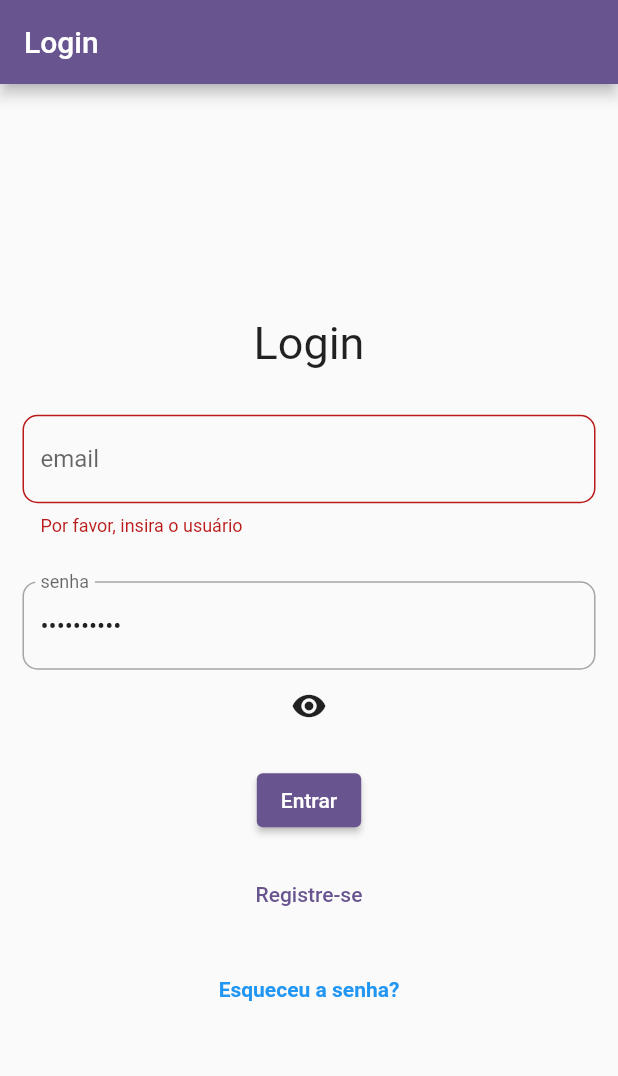
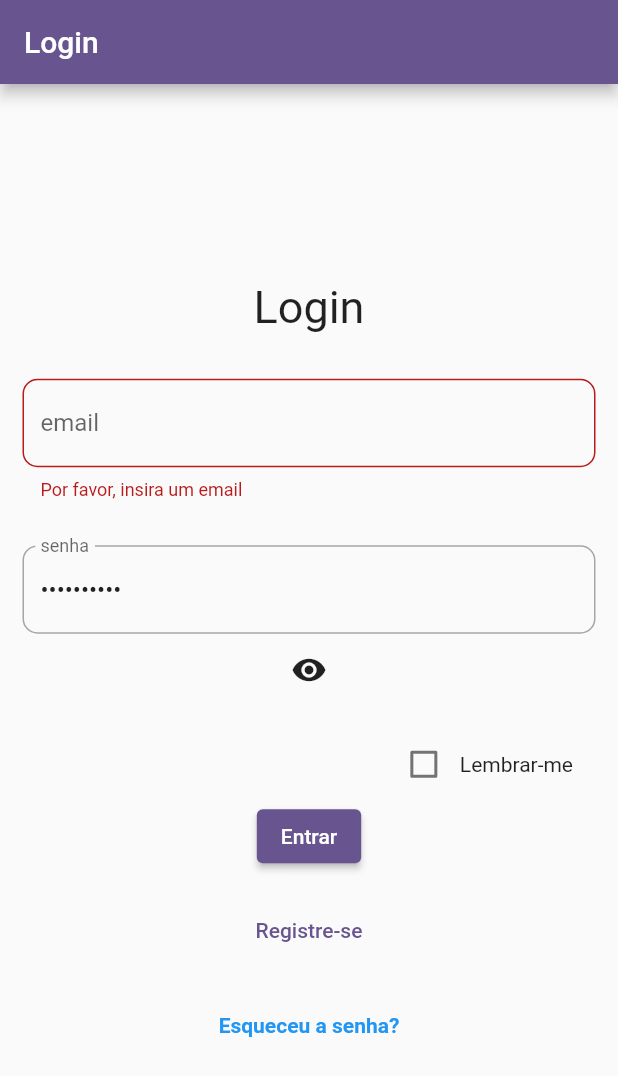
Before and after one commit to JorgeKloster/loginApp, a Flutter app: the screen it shows after launch, after a tap on "Entrar", on a phone screen of 412 x 824 dp. Shown: the top 1076 px of the screen. Run offline on Flutter 3.47's test engine with Material 3 defaults, Android fonts, the phone set to English and light mode, and no system bars; our stand-ins replace cloud_firestore, firebase_auth, firebase_core, shared_preferences; missing offline and left inert: dart:ffi; accounts and stored records are empty.

Commit message:
ajustes no login

```diff
--- a/lib/views/login.dart
+++ b/lib/views/login.dart
@@ -1,8 +1,12 @@
+import 'dart:ffi';
+
 import 'package:app_login/services/authentication_service.dart';
 import 'package:app_login/views/registration.dart';
 import 'package:app_login/widgets/snack_bar_widget.dart';
 import 'package:app_login/widgets/text_form_field_widget.dart';
 import 'package:flutter/material.dart';
+import 'package:flutter/widgets.dart';
+import 'package:shared_preferences/shared_preferences.dart';
 
 class Login extends StatefulWidget {
   const Login({super.key});
@@ -17,16 +21,42 @@ class _AppLoginState extends State<Login> {
   TextEditingController _passwordController = TextEditingController();
   AuthenticationService _authenticationService = AuthenticationService();
   bool _obscureText = true;
+  bool _rememberMe = false;
 
   @override
   void initState() {
     super.initState();
     _passwordController.text = 'minhasenha';
+    _loadLoginState();
   }
 
   void _togglePasswordVisibility() {
     setState(() {
       _obscureText = !_obscureText;
+    });
+  }
+
+  void _saveLoginState(String email, String password) async {
+    SharedPreferences prefs = await SharedPreferences.getInstance();
+    if (_rememberMe) {
+      await prefs.setString('email', email);
+      await prefs.setString('password', password);
+      await prefs.setBool('remember', _rememberMe);
+    } else {
+      await prefs.remove('email');
+      await prefs.remove('password');
+      await prefs.setBool('remember', false);
+    }
+  }
+
+  void _loadLoginState() async {
+    SharedPreferences prefs = await SharedPreferences.getInstance();
+    setState(() {
+      _rememberMe = prefs.getBool('remember') ?? false;
+      if (_rememberMe) {
+        _emailController.text = prefs.getString('email') ?? '';
+        _passwordController.text = prefs.getString('password') ?? '';
+      }
     });
   }
 
@@ -51,12 +81,12 @@ class _AppLoginState extends State<Login> {
                 Padding(
                   padding: EdgeInsets.all(15),
                   child: TextFormField(
-                      keyboardType: TextInputType.multiline,
-                      maxLines: 1,
-                      decoration: decoration("email"),
-                      controller: _emailController,
-                      validator: (value) =>
-                          requiredValidator(value, "o usuário")),
+                    keyboardType: TextInputType.emailAddress,
+                    maxLines: 1,
+                    decoration: decoration("email"),
+                    controller: _emailController,
+                    validator: (value) => requiredEmailValidator(value),
+                  ),
                 ),
                 Padding(
                     padding: EdgeInsets.all(15),
@@ -78,11 +108,29 @@ class _AppLoginState extends State<Login> {
                             ))
                       ],
                     )),
+                Padding(
+                  padding: EdgeInsets.only(right: 30),
+                  child: Row(
+                    mainAxisAlignment: MainAxisAlignment.end,
+                    children: [
+                      Checkbox(
+                        value: _rememberMe,
+                        onChanged: (value) {
+                          setState(() {
+                            _rememberMe = value ?? false;
+                          });
+                        },
+                      ),
+                      Text('Lembrar-me'),
+                    ],
+                  ),
+                ),
                 ElevatedButton(
                   onPressed: () {
                     if (_formKey.currentState!.validate()) {
                       String email = _emailController.text;
                       String password = _passwordController.text;
+                      _saveLoginState(email, password);
                       _authenticationService
                           .loginUser(email: email, password: password)
                           .then((erro) {
--- a/lib/views/registration.dart
+++ b/lib/views/registration.dart
@@ -52,8 +52,7 @@ class _AppLoginState extends State<Registration> {
                           maxLines: 1,
                           decoration: decoration("email"),
                           controller: _emailController,
-                          validator: (value) =>
-                              requiredValidator(value, "o email"),
+                          validator: (value) => requiredEmailValidator(value),
                         ),
                       ),
                       Padding(
--- a/lib/widgets/text_form_field_widget.dart
+++ b/lib/widgets/text_form_field_widget.dart
@@ -12,3 +12,17 @@ String? requiredValidator(String? value, String fieldName) {
   }
   return null;
 }
+
+String? requiredEmailValidator(String? value) {
+  if (value == null || value.isEmpty) {
+    return "Por favor, insira um email";
+  }
+  //validação de email
+  String pattern =
+      r'^[a-zA-Z0-9.!#$%&’*+/=?^_`{|}~-]+@[a-zA-Z0-9-]+(?:\.[a-zA-Z0-9-]+)*$';
+  RegExp regex = RegExp(pattern);
+  if (!regex.hasMatch(value)) {
+    return 'Por favor, insira um email válido';
+  }
+  return null;
+}
--- a/pubspec.yaml
+++ b/pubspec.yaml
@@ -38,6 +38,7 @@ dependencies:
   firebase_core: ^2.31.0
   firebase_auth: ^4.19.5
   cloud_firestore: ^4.17.5
+  shared_preferences: ^2.3.3
 
 dev_dependencies:
   flutter_test:
```
Also changed, not shown: lib/views/home_page.dart (+5 -3 lines), pubspec.lock, 1 other file.
